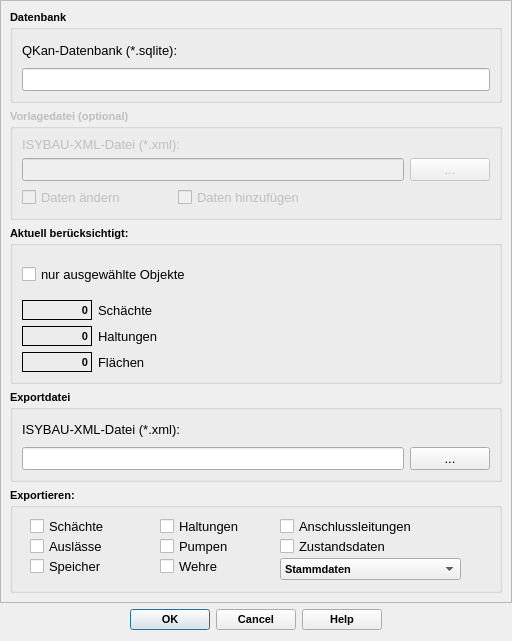
Qt form qkan/isyporter/res/xml_export_dialog_base.ui (hoettges/QKan) before a commit.
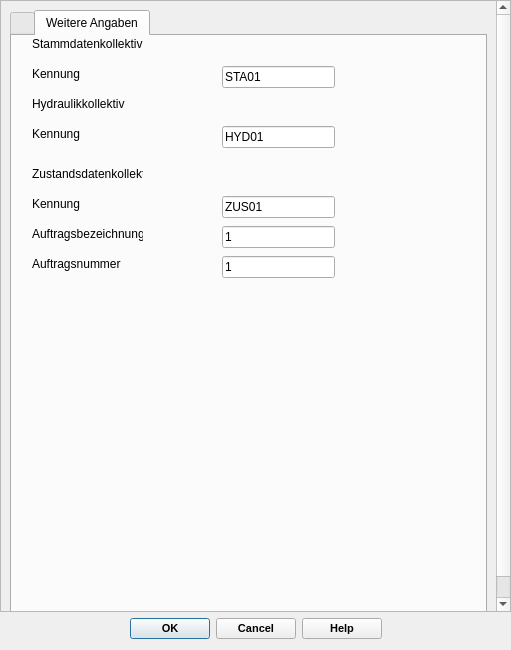
The same form after that commit. The open tabs and pages were chosen to show the change.

Diff of the .ui file:
```diff
--- a/qkan/isyporter/res/xml_export_dialog_base.ui
+++ b/qkan/isyporter/res/xml_export_dialog_base.ui
@@ -6,8 +6,8 @@
    <rect>
     <x>0</x>
     <y>0</y>
-    <width>512</width>
-    <height>641</height>
+    <width>511</width>
+    <height>650</height>
    </rect>
   </property>
   <property name="maximumSize">
@@ -38,13 +38,23 @@
       <property name="geometry">
        <rect>
         <x>0</x>
-        <y>-61</y>
-        <width>493</width>
-        <height>654</height>
+        <y>0</y>
+        <width>492</width>
+        <height>706</height>
        </rect>
       </property>
       <layout class="QVBoxLayout" name="verticalLayout_3">
        <item>
+        <widget class="QTabWidget" name="tabWidget">
+         <property name="currentIndex">
+          <number>0</number>
+         </property>
+         <widget class="QWidget" name="tab">
+          <attribute name="title">
+           <string/>
+          </attribute>
+          <layout class="QVBoxLayout" name="verticalLayout_7">
+           <item>
         <widget class="QGroupBox" name="groupBox">
          <property name="font">
           <font>
@@ -686,6 +696,184 @@
             <string>Bewertet (Substanzklassifizierung)</string>
            </property>
           </item>
+             </widget>
+            </widget>
+           </item>
+          </layout>
+         </widget>
+         <widget class="QWidget" name="tab_2">
+          <attribute name="title">
+           <string>Weitere Angaben</string>
+          </attribute>
+          <widget class="QLineEdit" name="lineEdit">
+           <property name="geometry">
+            <rect>
+             <x>210</x>
+             <y>30</y>
+             <width>113</width>
+             <height>22</height>
+            </rect>
+           </property>
+           <property name="text">
+            <string>STA01</string>
+           </property>
+          </widget>
+          <widget class="QLabel" name="label_4">
+           <property name="geometry">
+            <rect>
+             <x>20</x>
+             <y>30</y>
+             <width>55</width>
+             <height>16</height>
+            </rect>
+           </property>
+           <property name="text">
+            <string>Kennung</string>
+           </property>
+          </widget>
+          <widget class="QLabel" name="label_9">
+           <property name="geometry">
+            <rect>
+             <x>20</x>
+             <y>90</y>
+             <width>55</width>
+             <height>16</height>
+            </rect>
+           </property>
+           <property name="text">
+            <string>Kennung</string>
+           </property>
+          </widget>
+          <widget class="QLineEdit" name="lineEdit_6">
+           <property name="geometry">
+            <rect>
+             <x>210</x>
+             <y>90</y>
+             <width>113</width>
+             <height>22</height>
+            </rect>
+           </property>
+           <property name="text">
+            <string>HYD01</string>
+           </property>
+          </widget>
+          <widget class="QLabel" name="label_16">
+           <property name="geometry">
+            <rect>
+             <x>20</x>
+             <y>0</y>
+             <width>121</width>
+             <height>16</height>
+            </rect>
+           </property>
+           <property name="text">
+            <string>Stammdatenkollektiv</string>
+           </property>
+          </widget>
+          <widget class="QLabel" name="label_17">
+           <property name="geometry">
+            <rect>
+             <x>20</x>
+             <y>60</y>
+             <width>101</width>
+             <height>16</height>
+            </rect>
+           </property>
+           <property name="text">
+            <string>Hydraulikkollektiv</string>
+           </property>
+          </widget>
+          <widget class="QLabel" name="label_18">
+           <property name="geometry">
+            <rect>
+             <x>20</x>
+             <y>130</y>
+             <width>111</width>
+             <height>16</height>
+            </rect>
+           </property>
+           <property name="text">
+            <string>Zustandsdatenkollektiv</string>
+           </property>
+          </widget>
+          <widget class="QLabel" name="label_19">
+           <property name="geometry">
+            <rect>
+             <x>20</x>
+             <y>160</y>
+             <width>55</width>
+             <height>16</height>
+            </rect>
+           </property>
+           <property name="text">
+            <string>Kennung</string>
+           </property>
+          </widget>
+          <widget class="QLineEdit" name="lineEdit_11">
+           <property name="geometry">
+            <rect>
+             <x>210</x>
+             <y>160</y>
+             <width>113</width>
+             <height>22</height>
+            </rect>
+           </property>
+           <property name="text">
+            <string>ZUS01</string>
+           </property>
+          </widget>
+          <widget class="QLineEdit" name="lineEdit_12">
+           <property name="geometry">
+            <rect>
+             <x>210</x>
+             <y>190</y>
+             <width>113</width>
+             <height>22</height>
+            </rect>
+           </property>
+           <property name="text">
+            <string>1</string>
+           </property>
+          </widget>
+          <widget class="QLabel" name="label_20">
+           <property name="geometry">
+            <rect>
+             <x>20</x>
+             <y>190</y>
+             <width>111</width>
+             <height>16</height>
+            </rect>
+           </property>
+           <property name="text">
+            <string>Auftragsbezeichnung</string>
+           </property>
+          </widget>
+          <widget class="QLabel" name="label_21">
+           <property name="geometry">
+            <rect>
+             <x>20</x>
+             <y>220</y>
+             <width>101</width>
+             <height>16</height>
+            </rect>
+           </property>
+           <property name="text">
+            <string>Auftragsnummer</string>
+           </property>
+          </widget>
+          <widget class="QLineEdit" name="lineEdit_13">
+           <property name="geometry">
+            <rect>
+             <x>210</x>
+             <y>220</y>
+             <width>113</width>
+             <height>22</height>
+            </rect>
+           </property>
+           <property name="text">
+            <string>1</string>
+           </property>
+          </widget>
          </widget>
         </widget>
        </item>
```
Lines whose indentation alone changed are shown as unchanged.
